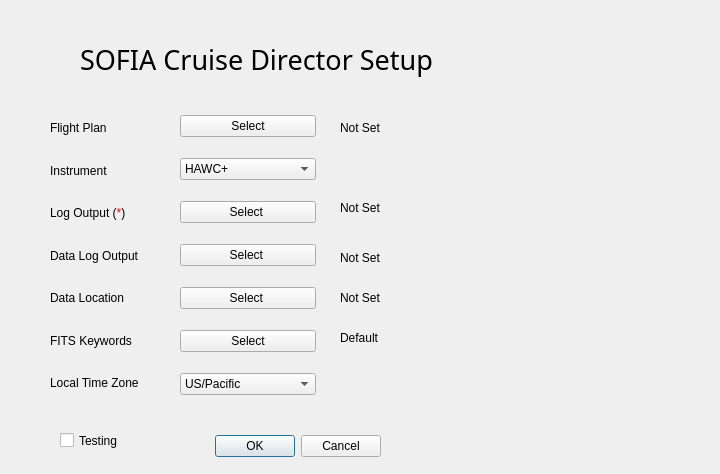
First picture: the form in SOFIACruiseTools/Director/directorStartupDialog.ui, repository astrobokonon/SOFIACruiseTools, before the edit.
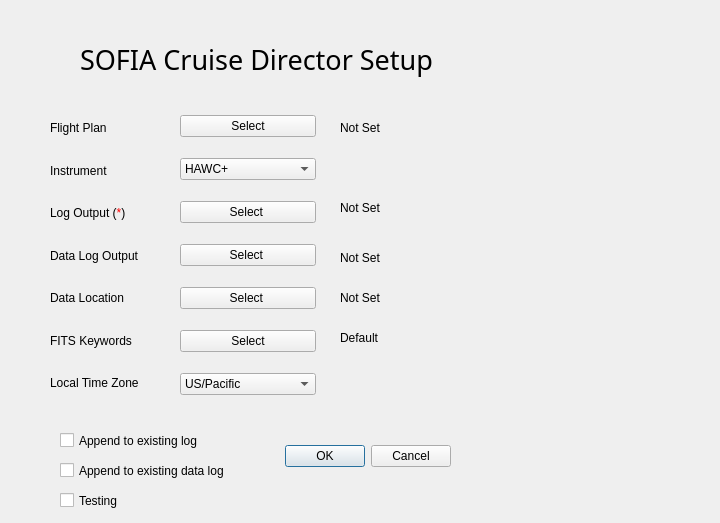
Second picture: the form after the edit.

Commit message: Added ability to append to previous logs

```diff
--- a/SOFIACruiseTools/Director/directorStartupDialog.ui
+++ b/SOFIACruiseTools/Director/directorStartupDialog.ui
@@ -7,7 +7,7 @@
     <x>0</x>
     <y>0</y>
     <width>720</width>
-    <height>474</height>
+    <height>523</height>
    </rect>
   </property>
   <property name="sizePolicy">
@@ -22,8 +22,8 @@
   <widget class="QDialogButtonBox" name="buttonBox">
    <property name="geometry">
     <rect>
-     <x>210</x>
-     <y>430</y>
+     <x>280</x>
+     <y>440</y>
      <width>171</width>
      <height>32</height>
     </rect>
@@ -311,7 +311,7 @@
    <property name="geometry">
     <rect>
      <x>60</x>
-     <y>430</y>
+     <y>490</y>
      <width>85</width>
      <height>21</height>
     </rect>
@@ -320,6 +320,32 @@
     <string>Testing</string>
    </property>
   </widget>
+  <widget class="QCheckBox" name="appendLogCheck">
+   <property name="geometry">
+    <rect>
+     <x>60</x>
+     <y>430</y>
+     <width>181</width>
+     <height>21</height>
+    </rect>
+   </property>
+   <property name="text">
+    <string>Append to existing log</string>
+   </property>
+  </widget>
+  <widget class="QCheckBox" name="appendDataCheck">
+   <property name="geometry">
+    <rect>
+     <x>60</x>
+     <y>460</y>
+     <width>191</width>
+     <height>21</height>
+    </rect>
+   </property>
+   <property name="text">
+    <string>Append to existing data log</string>
+   </property>
+  </widget>
  </widget>
  <resources/>
  <connections>
```
The commit also changes 2 other files.
